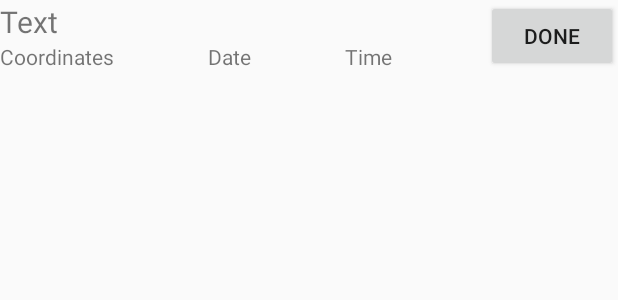
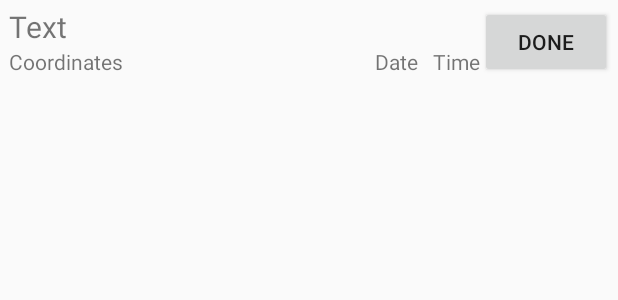
Before and after one commit to deepakvarshney35/ToDo, an Android app: the layout task_view.xml on its own in the app's theme, with its tools: preview values and no code run, on a phone screen of 412 x 824 dp. Shown: the top 300 px of the screen. Run offline under Robolectric (Android 15) with nearby library versions, the phone set to English and light mode, and no system bars.

```diff
--- a/app/build.gradle
+++ b/app/build.gradle
@@ -19,9 +19,14 @@ android {
     }
 }
 
+repositories {
+    mavenCentral()
+}
 dependencies {
     compile fileTree(dir: 'libs', include: ['*.jar'])
     testCompile 'junit:junit:4.12'
     compile 'com.android.support:appcompat-v7:23.1.1'
     compile 'com.google.android.gms:play-services:8.4.0'
+    compile 'com.facebook.android:facebook-android-sdk:4.+'
+
 }
--- a/app/src/main/res/layout/task_view.xml
+++ b/app/src/main/res/layout/task_view.xml
@@ -1,58 +1,52 @@
-<?xml version="1.0" encoding="utf-8"?>
 <RelativeLayout
     android:layout_width="match_parent"
     android:layout_height="match_parent"
+    android:padding="4dp"
+    android:weightSum="6"
     xmlns:android="http://schemas.android.com/apk/res/android">
-    <LinearLayout
-        android:layout_width="wrap_content"
+
+
+        <TextView
+            android:layout_width="match_parent"
             android:layout_height="wrap_content"
+            android:layout_alignParentLeft="true"
+            android:paddingLeft="2dp"
             android:layout_alignParentTop="true"
-        android:layout_alignParentLeft="true"
-        android:layout_alignParentStart="true"
             android:layout_toLeftOf="@+id/doneButton"
-        android:layout_alignBottom="@+id/doneButton"
-        android:gravity="center_vertical"
-        android:orientation="vertical">
-
+            android:textSize="20dp"
+            android:id="@+id/taskTextView"
+            android:text="Text"/>
             <TextView
                 android:layout_width="wrap_content"
                 android:layout_height="wrap_content"
-            android:textSize="20dp"
-            android:id="@+id/taskTextView"
-            android:text="Text"/>
-        <LinearLayout
-            android:layout_width="match_parent"
-            android:layout_height="wrap_content"
-            android:orientation="horizontal"
-            >
-        <TextView
-            android:layout_width="wrap_content"
-            android:layout_height="wrap_content"
-            android:layout_weight="1"
+               android:layout_below="@+id/taskTextView"
+                android:paddingLeft="2dp"
                 android:id="@+id/loc1"
                 android:text="Coordinates"/>
             <TextView
                 android:layout_width="wrap_content"
                 android:layout_height="wrap_content"
-            android:layout_weight="1"
+                android:paddingLeft="10dp"
+                android:layout_toLeftOf="@+id/time1"
+                android:layout_below="@+id/taskTextView"
                 android:text="Date"
                 android:id="@+id/date1"/>
             <TextView
                 android:layout_width="wrap_content"
                 android:layout_height="wrap_content"
-            android:layout_weight="1"
+                android:layout_toLeftOf="@+id/doneButton"
+                android:paddingLeft="10dp"
+                android:layout_below="@+id/taskTextView"
                 android:id="@+id/time1"
                 android:text="Time"/>
-        </LinearLayout>
-    </LinearLayout>
+
 
     <Button
         android:layout_width="wrap_content"
         android:layout_height="wrap_content"
+        android:layout_alignParentRight="true"
+        android:layout_alignParentTop="true"
         android:text="Done"
         android:id="@+id/doneButton"
-        android:layout_alignParentTop="true"
-        android:layout_alignParentRight="true"
-        android:layout_alignParentEnd="true"
         android:onClick="onDoneButtonClick" />
 </RelativeLayout>
--- a/app/src/main/res/values/strings.xml
+++ b/app/src/main/res/values/strings.xml
@@ -1,6 +1,7 @@
 <resources>
     <string name="app_name">ToDo</string>
     <string name="google_app_id">468031262863</string>
+    <string name="app_id">1559889420993541</string>
     <!-- Button text -->
     <string name="btn_logout_from_google">Logout from Google</string>
     <string name="btn_revoke_access">Revoke Access</string>
```
Also changed, not shown: app/src/main/AndroidManifest.xml (+12 -1 lines), app/src/main/java/todolist2/deepak/todo/LoginMainActivity.java (added, +127 -0 lines), app/src/main/java/todolist2/deepak/todo/MainActivity.java (+13 -0 lines), app/src/main/java/todolist2/deepak/todo/MyApplication.java (added, +41 -0 lines), app/src/main/res/layout/login.xml (added, +23 -0 lines). Lines whose indentation alone changed are shown as unchanged.
